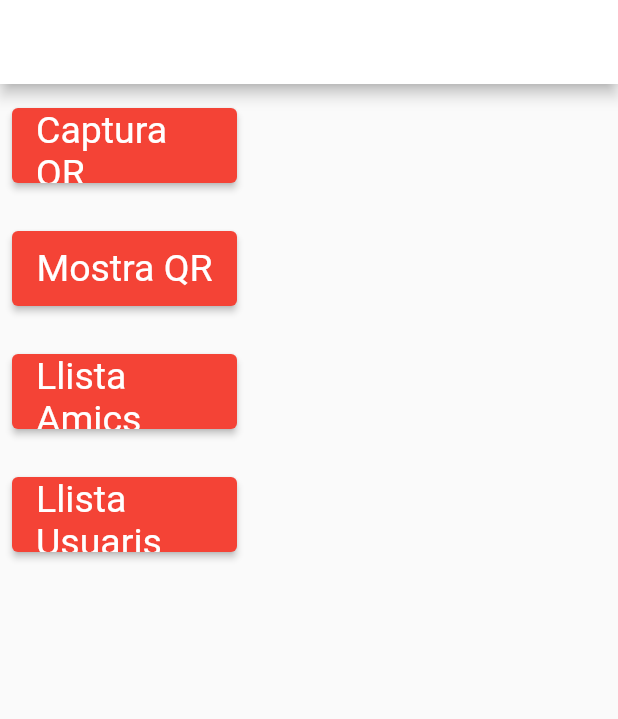
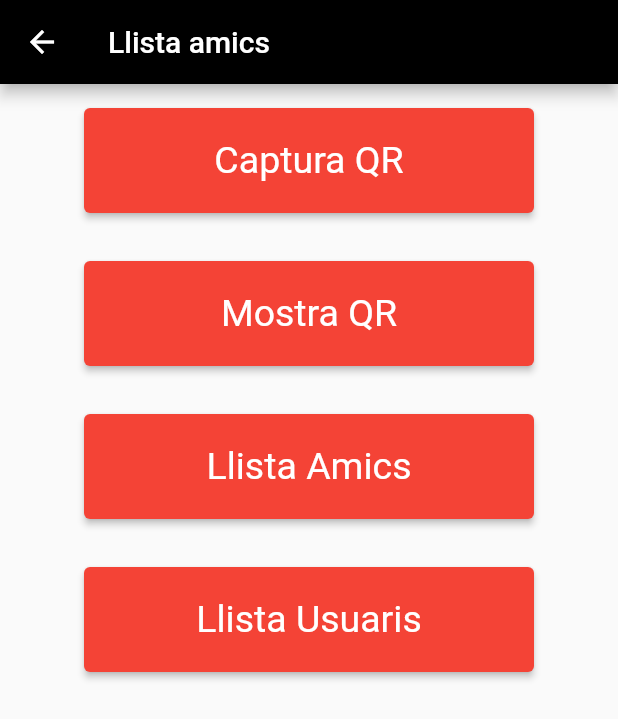
Before and after one commit to PolGarciaBlanch/star_fighter, a Flutter app: the lAmics screen opened by its route, on a phone screen of 412 x 824 dp. Shown: the top 719 px of the screen. Run offline on Flutter 3.47's test engine with Material 2 defaults, Android fonts, the phone set to English and light mode, and no system bars; our stand-ins replace firebase_auth, firebase_core, firebase_database, flutter_compass, image_picker and 3 more; missing offline and left inert: cloudinary_sdk, dart:ffi, flutter_osm_plugin, mobile_scanner; accounts and stored records are empty.

Commit message:
friendlist get

```diff
--- a/lib/Pantallas/pantalla_carga.dart
+++ b/lib/Pantallas/pantalla_carga.dart
@@ -52,7 +52,7 @@ class _PantallaCargaState extends State<PantallaCarga>
     User? user = firebase.currentUser;
     String path = user == null ? 'pantalla_login' : 'pantalla_principal';
 
-    Timer(const Duration(seconds: 7), () async {
+    Timer(const Duration(seconds: 12), () async {
       if (user != null) {
         loggedUser.clear();
         fireData.GetObjList(
--- a/lib/Pantallas/pantalla_friends.dart
+++ b/lib/Pantallas/pantalla_friends.dart
@@ -1,5 +1,9 @@
 import 'package:flutter/material.dart';
 import 'package:star_fighter/control/dbData.dart';
+import 'package:star_fighter/control/firabase_data.dart';
+import 'package:star_fighter/main.dart';
+import 'package:star_fighter/obj/card_builder.dart';
+import 'package:star_fighter/obj/dialog_lists.dart';
 import 'package:star_fighter/obj/obj_user.dart';
 
 class lAmics extends StatefulWidget {
@@ -12,77 +16,109 @@ class lAmics extends StatefulWidget {
 class _list_usr extends State<lAmics> {
   var isLoading = false;
   List<User_> friendList = [];
+  DialogLists dList = DialogLists();
+  FirebaseData fd = FirebaseData();
+  CardBuilder cBuilder = CardBuilder();
+  List<User_> friend = [];
+  List<User_> users = [];
+
+  @override
+  void initState() {
+    fd.GetObjList(fd.listUser, User_.fromDatabaseJson, fd.user);
+  }
 
   @override
   Widget build(BuildContext context) {
     return Scaffold(
         appBar: AppBar(
           title: const Text('Llista amics'),
-          backgroundColor: Colors.white,
+          backgroundColor: Colors.black,
         ),
         body: SingleChildScrollView(
             child: Column(
+          crossAxisAlignment: CrossAxisAlignment.center,
+          mainAxisAlignment: MainAxisAlignment.start,
           children: [
-            Padding(
-              padding: const EdgeInsets.symmetric(horizontal: 8, vertical: 16),
+            Align(
+              alignment: Alignment.center,
+              child: Padding(
+                  padding:
+                      const EdgeInsets.symmetric(horizontal: 8, vertical: 16),
                   child: SizedBox(
-                width: 150,
-                height: 50,
+                    width: 300,
+                    height: 70,
                     child: ElevatedButton(
                       style: ElevatedButton.styleFrom(
                           primary: Colors.red,
                           textStyle: const TextStyle(fontSize: 25)),
                       onPressed: () async {
-                    Navigator.pushReplacementNamed(context, 'pantalla_qrView');
+                        Navigator.pushNamed(context, 'pantalla_qrView');
                         //carga_test
                       },
                       child: const Text('Captura QR'),
                     ),
+                  )),
             ),
-            ),
-            Padding(
-              padding: const EdgeInsets.symmetric(horizontal: 8, vertical: 16),
+            Align(
+                alignment: Alignment.center,
+                child: Padding(
+                  padding:
+                      const EdgeInsets.symmetric(horizontal: 8, vertical: 16),
                   child: SizedBox(
-                width: 150,
-                height: 50,
+                    width: 300,
+                    height: 70,
                     child: ElevatedButton(
                       style: ElevatedButton.styleFrom(
                           primary: Colors.red,
                           textStyle: const TextStyle(fontSize: 25)),
                       onPressed: () async {
-                    Navigator.pushReplacementNamed(context, 'pnatalla_qrShow');
+                        Navigator.pushNamed(context, 'pnatalla_qrShow');
                       },
                       child: const Text('Mostra QR'),
                     ),
                   ),
-            ),
-            Padding(
-              padding: const EdgeInsets.symmetric(horizontal: 8, vertical: 16),
+                )),
+            Align(
+                alignment: Alignment.center,
+                child: Padding(
+                  padding:
+                      const EdgeInsets.symmetric(horizontal: 8, vertical: 16),
                   child: SizedBox(
-                width: 150,
-                height: 50,
+                    width: 300,
+                    height: 70,
                     child: ElevatedButton(
                       style: ElevatedButton.styleFrom(
                           primary: Colors.red,
                           textStyle: const TextStyle(fontSize: 25)),
                       onPressed: () async {
                         //carga_test
+                        friend = fd.listUser
+                            .where((i) => loggedUser[0].friends.contains(i.id))
+                            .toList();
+                        dList.GenerateGenericList(context, friend, fd.listUser,
+                            dList.test, cBuilder.UserCard);
+                        print("lol");
                       },
                       child: const Text('Llista Amics'),
                     ),
                   ),
-            ),
+                )),
             Padding(
               padding: const EdgeInsets.symmetric(horizontal: 8, vertical: 16),
               child: SizedBox(
-                width: 150,
-                height: 50,
+                width: 300,
+                height: 70,
                 child: ElevatedButton(
                   style: ElevatedButton.styleFrom(
                       primary: Colors.red,
                       textStyle: const TextStyle(fontSize: 25)),
                   onPressed: () async {
                     //carga_test
+
+                    print("lol");
+                    dList.GenerateGenericList(context, fd.listUser, fd.listUser,
+                        dList.test, cBuilder.UserCard);
+                    print("lol");
                   },
                   child: const Text('Llista Usuaris'),
                 ),
--- a/lib/Pantallas/pantalla_perfil.dart
+++ b/lib/Pantallas/pantalla_perfil.dart
@@ -99,7 +99,7 @@ class _PantallaPerfilState extends State<PantallaPerfil> {
                     child: IconButton(
                         icon: Icon(Icons.edit_note),
                         onPressed: () {
-                          imgLib.AccGalery(user.id, img.pUser);
+                          //imgLib.AccGalery(user.id, img.pUser);
                         }),
                   )
                 ],
@@ -113,7 +113,7 @@ class _PantallaPerfilState extends State<PantallaPerfil> {
                       child: IconButton(
                           icon: Icon(Icons.edit_note),
                           onPressed: () {
-                            imgLib.AccGalery(user.id, img.pUser);
+                            //imgLib.AccGalery(user.id, img.pUser);
                           }),
                     )
                   ],
```
Lines whose indentation alone changed are shown as unchanged.
